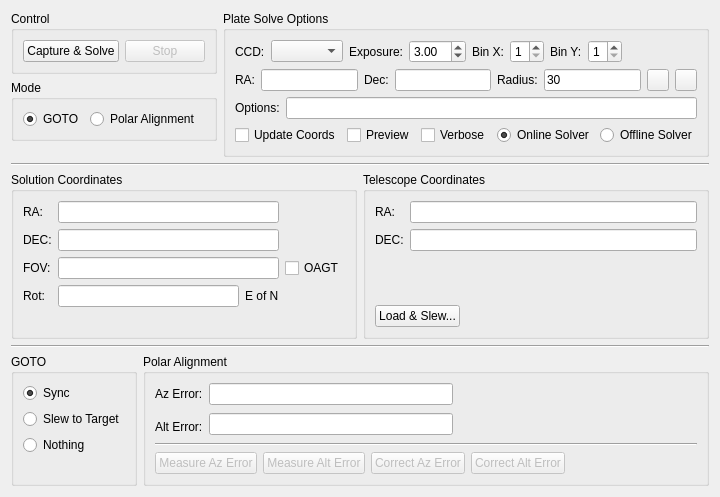
Above: kstars/ekos/align.ui from KDE/kstars before the change. Below: the same form after it.
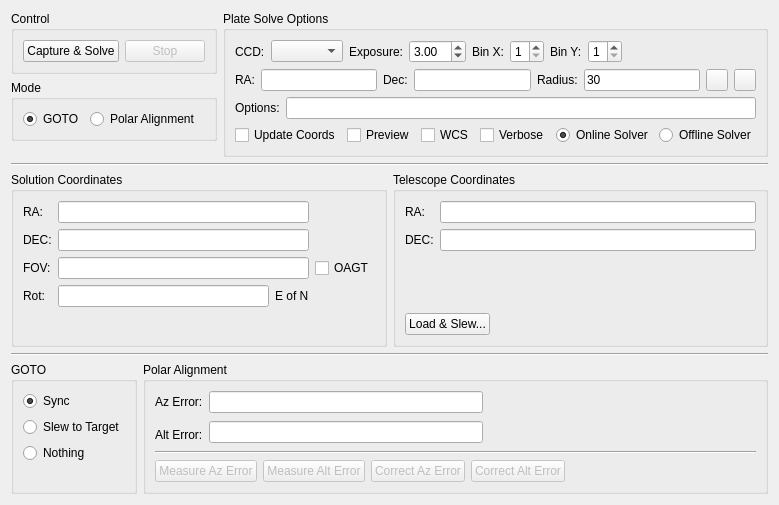
That is the form after the change. Custom widgets are drawn as their Qt base class.

Commit message: Adding WCS checkbox to synchronize CCD FOV rotation to CCD driver in case WCS is enabled. This gurantees valid WCS headers by the CCD driver

```diff
--- a/kstars/ekos/align.ui
+++ b/kstars/ekos/align.ui
@@ -6,8 +6,8 @@
    <rect>
     <x>0</x>
     <y>0</y>
-    <width>676</width>
-    <height>497</height>
+    <width>762</width>
+    <height>505</height>
    </rect>
   </property>
   <layout class="QVBoxLayout" name="verticalLayout_4">
@@ -420,6 +420,16 @@
             </property>
            </widget>
           </item>
+          <item>
+           <widget class="QCheckBox" name="wcsCheck">
+            <property name="toolTip">
+             <string>enable World Coordinate System (WCS). WCS is used to encode RA/DEC coordinates in captured CCD images.</string>
+            </property>
+            <property name="text">
+             <string>WCS</string>
+            </property>
+           </widget>
+          </item>
           <item>
            <widget class="QCheckBox" name="kcfg_solverVerbose">
             <property name="toolTip">
```
The commit also changes 3 other files.
